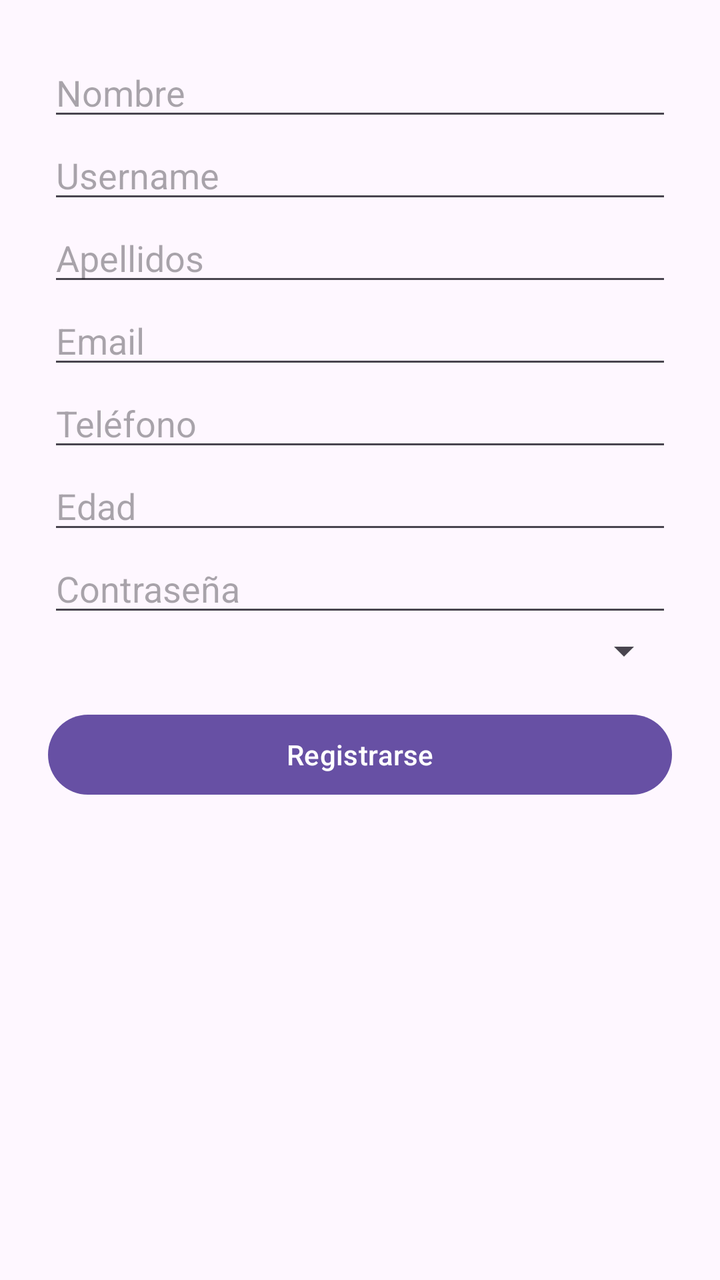
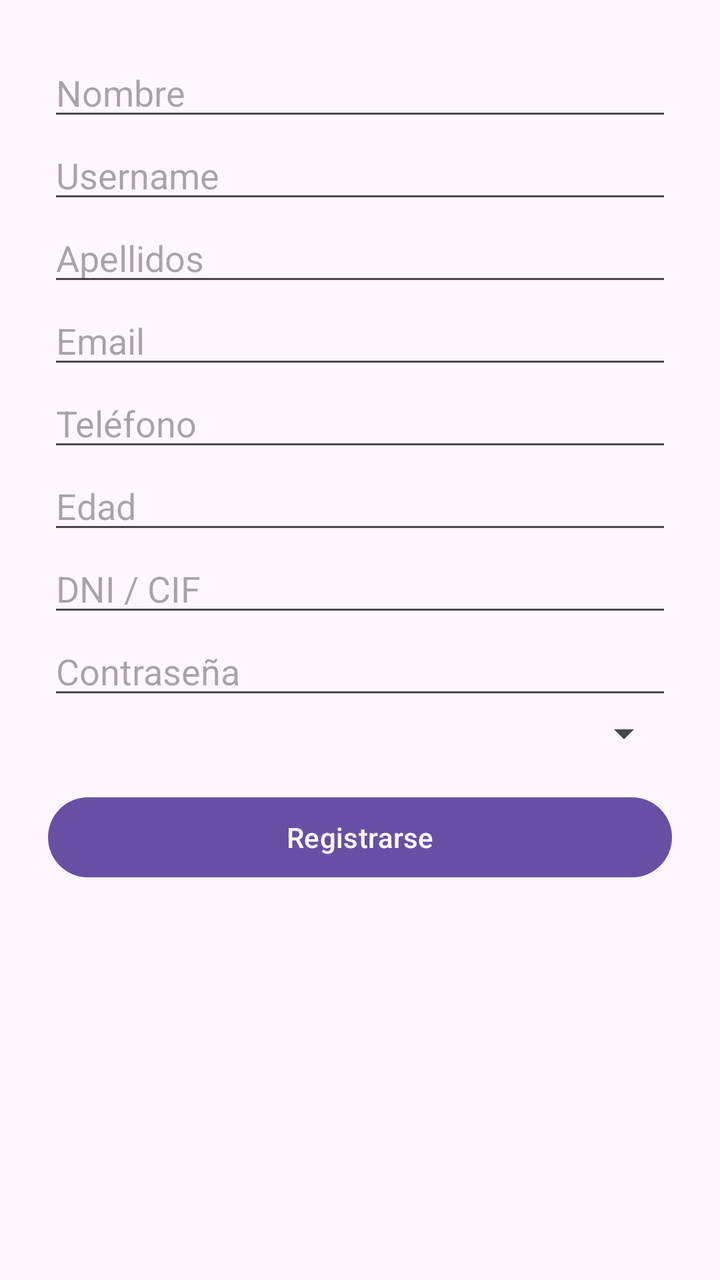

The first picture is an Android layout as it rendered before a commit; the second is the same layout after the commit. The layout source and the unified diff follow.
<!-- AndroidManifest.xml: application theme Theme.GymApp -->
<!-- res/layout/activity_register.xml -->
<?xml version="1.0" encoding="utf-8"?>
<ScrollView xmlns:android="http://schemas.android.com/apk/res/android"
    android:layout_width="match_parent"
    android:layout_height="match_parent">

    <LinearLayout
        android:padding="24dp"
        android:orientation="vertical"
        android:layout_width="match_parent"
        android:layout_height="wrap_content">

        <EditText
            android:id="@+id/etNombre"
            android:hint="Nombre"
            android:layout_width="match_parent"
            android:layout_height="wrap_content"/>

        <EditText
            android:id="@+id/etUsername"
            android:hint="Username"
            android:layout_width="match_parent"
            android:layout_height="wrap_content"/>

        <EditText
            android:id="@+id/etApellidos"
            android:hint="Apellidos"
            android:layout_width="match_parent"
            android:layout_height="wrap_content"/>

        <EditText
            android:id="@+id/etEmail"
            android:hint="Email"
            android:inputType="textEmailAddress"
            android:layout_width="match_parent"
            android:layout_height="wrap_content"/>

        <EditText
            android:id="@+id/etTelefono"
            android:hint="Teléfono"
            android:inputType="phone"
            android:layout_width="match_parent"
            android:layout_height="wrap_content"/>

        <EditText
            android:id="@+id/etEdad"
            android:hint="Edad"
            android:inputType="number"
            android:layout_width="match_parent"
            android:layout_height="wrap_content"/>

        <EditText
            android:id="@+id/etPassword"
            android:hint="Contraseña"
            android:inputType="textPassword"
            android:layout_width="match_parent"
            android:layout_height="wrap_content"/>

        <Spinner
            android:id="@+id/spRol"
            android:layout_width="match_parent"
            android:layout_height="wrap_content"/>

        <Button
            android:id="@+id/btnRegister"
            android:text="Registrarse"
            android:layout_marginTop="16dp"
            android:layout_width="match_parent"
            android:layout_height="wrap_content"/>

    </LinearLayout>
</ScrollView>
<!-- resources referenced by this layout -->
<resources>
  <style name="Theme.GymApp" parent="Base.Theme.GymApp" />
  <style name="Base.Theme.GymApp" parent="Theme.Material3.DayNight.NoActionBar">
          
          
      </style>
</resources>

<!-- the commit's change to res/layout/activity_register.xml (unified diff, before → after) -->
@@ -48,6 +48,14 @@
             android:layout_width="match_parent"
             android:layout_height="wrap_content"/>
 
+        
+        <EditText
+            android:id="@+id/etDocumento"
+            android:hint="DNI / CIF"
+            android:inputType="text"
+            android:layout_width="match_parent"
+            android:layout_height="wrap_content"/>
+
         <EditText
             android:id="@+id/etPassword"
             android:hint="Contraseña"
